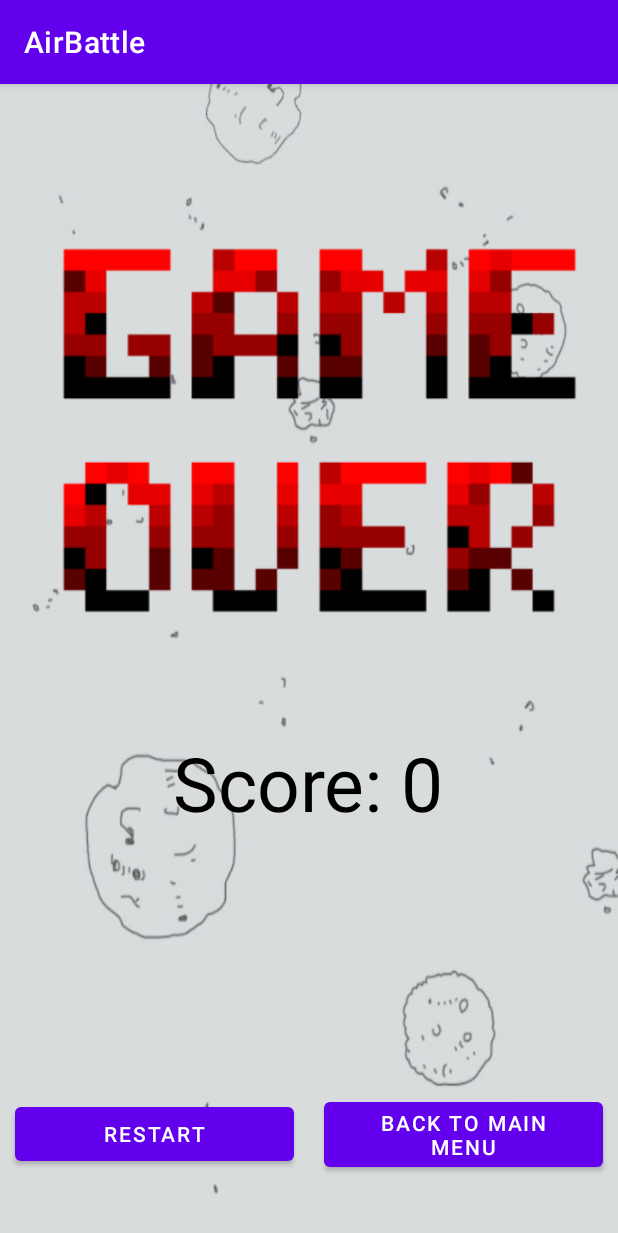
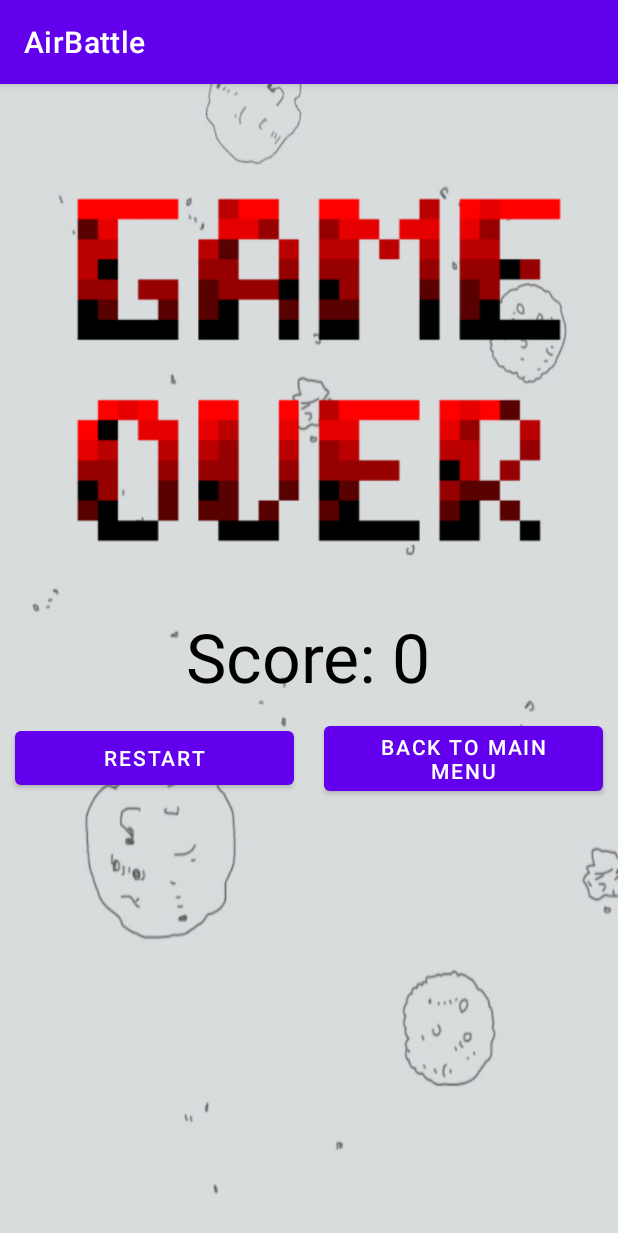
Before and after one commit to kevinyya/AIrBattle, an Android app: the GameOver screen opened directly, with no data from a screen before it, on a phone screen of 412 x 824 dp. Shown: the top 1233 px of the screen. Run offline under Robolectric (Android 15) with nearby library versions, the phone set to English and light mode, and no system bars; our stand-ins replace Room's generated code.

Commit message:
Update GameOver xml for screen adaptation

```diff
--- a/app/src/main/res/layout/activity_gameover.xml
+++ b/app/src/main/res/layout/activity_gameover.xml
@@ -1,27 +1,40 @@
 <?xml version="1.0" encoding="utf-8"?>
-<RelativeLayout xmlns:android="http://schemas.android.com/apk/res/android"
+<androidx.constraintlayout.widget.ConstraintLayout xmlns:android="http://schemas.android.com/apk/res/android"
+    xmlns:app="http://schemas.android.com/apk/res-auto"
+    xmlns:tools="http://schemas.android.com/tools"
     android:layout_width="match_parent"
     android:layout_height="match_parent"
     android:background="@drawable/background">
 
+    <LinearLayout
+        android:id="@+id/overallLL"
+        android:layout_width="match_parent"
+        android:layout_height="wrap_content"
+        android:layout_alignParentBottom="true"
+        android:orientation="vertical"
+        android:gravity="center"
+        app:layout_constraintTop_toTopOf="parent" >
+
         <ImageView
             android:id="@+id/gameover_image"
             android:layout_width="wrap_content"
-        android:layout_height="wrap_content"
+            android:layout_height="281dp"
+            android:layout_centerHorizontal="true"
+            android:layout_marginTop="50dp"
             android:src="@drawable/gameover"
-        android:layout_centerHorizontal="true"
-        android:layout_marginTop="50dp"/>
+            app:layout_constraintTop_toTopOf="parent" />
 
         <TextView
             android:id="@+id/score_text"
             android:layout_width="wrap_content"
             android:layout_height="wrap_content"
-        android:text="Score: 0"
-        android:textSize="50sp"
-        android:textColor="#000000"
             android:layout_below="@id/gameover_image"
             android:layout_centerHorizontal="true"
-        android:layout_marginTop="20dp"/>
+            android:layout_marginTop="20dp"
+            android:text="Score: 0"
+            android:textColor="#000000"
+            android:textSize="45sp"
+            app:layout_constraintTop_toBottomOf="@id/gameover_image" />
 
         <LinearLayout
             android:layout_width="match_parent"
@@ -29,7 +42,9 @@
             android:layout_alignParentBottom="true"
             android:orientation="horizontal"
             android:gravity="center"
-        android:layout_marginBottom="30dp">
+            android:layout_marginBottom="30dp"
+            app:layout_constraintBottom_toBottomOf="@id/overallLL"
+            >
 
             <Button
                 android:id="@+id/restart_button"
@@ -48,4 +63,7 @@
                 android:layout_margin="10dp"/>
         </LinearLayout>
 
-</RelativeLayout>
+    </LinearLayout>
+
+
+</androidx.constraintlayout.widget.ConstraintLayout>
--- a/app/src/main/res/layout/activity_menu.xml
+++ b/app/src/main/res/layout/activity_menu.xml
@@ -6,19 +6,14 @@
     android:layout_height="match_parent"
     tools:context=".MenuActivity">
 
-<!--    <ImageView-->
-<!--        android:layout_width="match_parent"-->
-<!--        android:layout_height="match_parent"-->
-<!--        android:scaleType="centerCrop"-->
-<!--        android:src="@drawable/background"/>-->
-
     <LinearLayout
         android:id="@+id/userInfoLL"
         android:layout_width="match_parent"
         android:layout_height="wrap_content"
         android:orientation="vertical"
-        android:layout_marginTop="64dp"
-        app:layout_constraintTop_toTopOf="parent" >
+        app:layout_constraintTop_toTopOf="parent"
+        app:layout_constraintBottom_toBottomOf="parent"
+        >
 
         <ImageView
             android:id="@+id/iconIV"
```
Also changed, not shown: 2 other files. Lines whose indentation alone changed are shown as unchanged.
